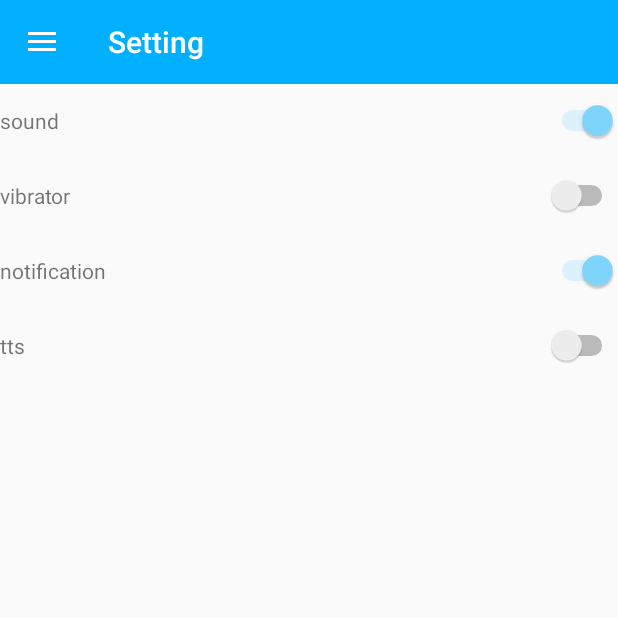
After one commit to heidiyun/FlyingHealthTimer, an Android app: the fragment SettingFragment placed in its activity, on a phone screen of 412 x 824 dp, the top half of it. The commit adds this screen. Run offline under Robolectric (Android 15) with nearby library versions, the phone set to English and light mode, and no system bars; libraries missing offline, so code that uses them is left out: trikita.log.

Commit message:
SettingFragment 추가. setting 기능 구현.

```diff
--- a/app/src/main/AndroidManifest.xml
+++ b/app/src/main/AndroidManifest.xml
@@ -25,7 +25,6 @@
                 <category android:name="android.intent.category.LAUNCHER" />
             </intent-filter>
         </activity>
-
         <service android:name=".FloatingService" />
         <service android:name=".TimerService" />
     </application>
--- a/app/src/main/java/xyz/flyinghealthtimer/MainActivity.java
+++ b/app/src/main/java/xyz/flyinghealthtimer/MainActivity.java
@@ -1,7 +1,9 @@
 package xyz.flyinghealthtimer;
 
 import android.annotation.TargetApi;
+import android.content.Context;
 import android.content.Intent;
+import android.content.SharedPreferences;
 import android.net.Uri;
 import android.os.Build;
 import android.os.Bundle;
@@ -36,6 +38,16 @@ public class MainActivity extends AppCompatActivity implements NavigationView.On
         super.onCreate(savedInstanceState);
 
         getPermissionAndStartService(true);
+
+        SharedPreferences sharedPreferences =
+                getSharedPreferences("xyz.heidiyun", Context.MODE_PRIVATE);
+        SharedPreferences.Editor editor = sharedPreferences.edit();
+        editor.putBoolean("sound", true);
+        editor.putBoolean("notification", true);
+        editor.putBoolean("vibrator", false);
+
+        editor.putBoolean("tts", false);
+        editor.apply();
 
         setContentView(R.layout.activity_main);
         Toolbar toolbar = (Toolbar) findViewById(R.id.toolbar);
@@ -137,7 +149,7 @@ public class MainActivity extends AppCompatActivity implements NavigationView.On
             if (isShowOverlayPermission) {
                 Intent intent = new Intent(Settings.ACTION_MANAGE_OVERLAY_PERMISSION, Uri.parse("package:" + this.getPackageName()));
                 startActivityForResult(intent, OVERLAY_PERMISSION_REQUEST_CODE);
-        }
+            }
         }
     }
 
@@ -152,12 +164,13 @@ public class MainActivity extends AppCompatActivity implements NavigationView.On
     public boolean onNavigationItemSelected(@NonNull MenuItem menuItem) {
         switch (menuItem.getItemId()) {
             case R.id.nav_profile:
-                FragmentController.newFragment(new MainFragment(),1, false);
+                FragmentController.newFragment(new MainFragment(), 1, false);
                 break;
-            case R.id.nav_pullrequest :
-                FragmentController.newFragment(new StopWatchFragment(),1, false);
+            case R.id.nav_pullrequest:
+                FragmentController.newFragment(new StopWatchFragment(), 1, false);
                 break;
             case R.id.nav_issue:
+                FragmentController.newFragment(new SettingFragment(), R.layout.fragment_setting, true);
                 break;
 
 
--- /dev/null
+++ b/app/src/main/java/xyz/flyinghealthtimer/SettingFragment.java
@@ -0,0 +1,99 @@
+package xyz.flyinghealthtimer;
+
+import android.content.Context;
+import android.content.SharedPreferences;
+import android.os.Bundle;
+import android.view.LayoutInflater;
+import android.view.View;
+import android.view.ViewGroup;
+import android.widget.CompoundButton;
+import android.widget.Switch;
+
+public class SettingFragment extends BaseFragment {
+
+    private Switch soundSwitch;
+    private Switch vibratorSwitch;
+    private Switch notificationSwitch;
+    private Switch ttsSwitch;
+
+
+
+    @Override
+    public View onCreateView(LayoutInflater inflater, ViewGroup container, Bundle savedInstanceState) {
+        super.onCreateView(inflater, container, savedInstanceState);
+        setTitle(R.string.title_setting);
+
+        if (rootView != null) return rootView;
+
+        final View view = inflater.inflate(R.layout.fragment_setting, container, false);
+
+
+        soundSwitch = view.findViewById(R.id.sound_switch);
+        vibratorSwitch = view.findViewById(R.id.vibrator_switch);
+        notificationSwitch = view.findViewById(R.id.notification_switch);
+        ttsSwitch = view.findViewById(R.id.tts_switch);
+
+        soundSwitch.setChecked(true);
+        vibratorSwitch.setChecked(false);
+        notificationSwitch.setChecked(true);
+
+        soundSwitch.setOnCheckedChangeListener(
+                new CompoundButton.OnCheckedChangeListener() {
+                    @Override
+                    public void onCheckedChanged(CompoundButton buttonView, boolean isChecked) {
+                        SharedPreferences sharedPreferences = view.getContext()
+                                .getSharedPreferences("xyz.heidiyun", Context.MODE_PRIVATE);
+                        SharedPreferences.Editor editor = sharedPreferences.edit();
+                        editor.putBoolean("sound", isChecked);
+                        editor.apply();
+
+                    }
+                }
+        );
+
+        vibratorSwitch.setOnCheckedChangeListener(
+                new CompoundButton.OnCheckedChangeListener() {
+                    @Override
+                    public void onCheckedChanged(CompoundButton buttonView, boolean isChecked) {
+                        SharedPreferences sharedPreferences = view.getContext()
+                                .getSharedPreferences("xyz.heidiyun", Context.MODE_PRIVATE);
+                        SharedPreferences.Editor editor = sharedPreferences.edit();
+                        editor.putBoolean("vibrator", isChecked);
+                        editor.apply();
+
+                    }
+                }
+        );
+
+        notificationSwitch.setOnCheckedChangeListener(
+                new CompoundButton.OnCheckedChangeListener() {
+                    @Override
+                    public void onCheckedChanged(CompoundButton buttonView, boolean isChecked) {
+                        SharedPreferences sharedPreferences = view.getContext()
+                                .getSharedPreferences("xyz.heidiyun", Context.MODE_PRIVATE);
+                        SharedPreferences.Editor editor = sharedPreferences.edit();
+                        editor.putBoolean("notification", isChecked);
+                        editor.apply();
+
+                    }
+                }
+        );
+
+        ttsSwitch.setOnCheckedChangeListener(
+                new CompoundButton.OnCheckedChangeListener() {
+                    @Override
+                    public void onCheckedChanged(CompoundButton buttonView, boolean isChecked) {
+                        SharedPreferences sharedPreferences = view.getContext()
+                                .getSharedPreferences("xyz.heidiyun", Context.MODE_PRIVATE);
+                        SharedPreferences.Editor editor = sharedPreferences.edit();
+                        editor.putBoolean("tts", isChecked);
+                        editor.apply();
+
+                    }
+                }
+        );
+
+
+        return view;
+    }
+}
--- /dev/null
+++ b/app/src/main/res/layout/fragment_setting.xml
@@ -0,0 +1,96 @@
+<?xml version="1.0" encoding="utf-8"?>
+<LinearLayout xmlns:android="http://schemas.android.com/apk/res/android"
+    xmlns:app="http://schemas.android.com/apk/res-auto"
+    xmlns:tools="http://schemas.android.com/tools"
+    android:layout_width="match_parent"
+    android:layout_height="match_parent"
+    android:orientation="vertical">
+
+    <LinearLayout
+        android:layout_width="match_parent"
+        android:layout_height="50dp"
+        android:gravity="center"
+        android:orientation="horizontal">
+
+        <TextView
+
+            android:layout_width="wrap_content"
+            android:layout_height="wrap_content"
+            android:layout_weight="0.8"
+            android:text="sound" />
+
+
+        <Switch
+            android:id="@+id/sound_switch"
+            android:layout_width="wrap_content"
+            android:layout_height="wrap_content"
+            android:layout_weight="0.2" />
+
+    </LinearLayout>
+
+    <LinearLayout
+        android:layout_width="match_parent"
+        android:layout_height="50dp"
+        android:gravity="center"
+        android:orientation="horizontal">
+
+        <TextView
+            android:layout_width="wrap_content"
+            android:layout_height="wrap_content"
+            android:layout_weight="0.8"
+            android:text="vibrator" />
+
+
+        <Switch
+            android:id="@+id/vibrator_switch"
+            android:layout_width="wrap_content"
+            android:layout_height="wrap_content"
+            android:layout_weight="0.2" />
+
+    </LinearLayout>
+
+    <LinearLayout
+        android:layout_width="match_parent"
+        android:layout_height="50dp"
+        android:gravity="center"
+        android:orientation="horizontal">
+
+        <TextView
+            android:layout_width="wrap_content"
+            android:layout_height="wrap_content"
+            android:layout_weight="0.8"
+            android:text="notification" />
+
+
+        <Switch
+            android:id="@+id/notification_switch"
+            android:layout_width="wrap_content"
+            android:layout_height="wrap_content"
+            android:layout_weight="0.2" />
+
+    </LinearLayout>
+
+    <LinearLayout
+        android:layout_width="match_parent"
+        android:layout_height="50dp"
+        android:gravity="center"
+        android:orientation="horizontal">
+
+        <TextView
+
+            android:layout_width="wrap_content"
+            android:layout_height="wrap_content"
+            android:layout_weight="0.8"
+            android:text="tts" />
+
+
+        <Switch
+            android:id="@+id/tts_switch"
+            android:layout_width="wrap_content"
+            android:layout_height="wrap_content"
+            android:layout_weight="0.2" />
+
+    </LinearLayout>
+
+
+</LinearLayout>
--- a/app/src/main/res/menu/activity_main_drawer.xml
+++ b/app/src/main/res/menu/activity_main_drawer.xml
@@ -15,7 +15,7 @@
         <item
             android:id="@+id/nav_issue"
 
-            android:title="Issue" />
+            android:title="Setting" />
 
     </group>
 
--- a/app/src/main/res/values/strings.xml
+++ b/app/src/main/res/values/strings.xml
@@ -30,6 +30,7 @@
     <string name="hiit">HIIT</string>
     <string name="tabata_help">\nWhat is Tabata Training?\n\nWith Tabata training you exercise for 20 seconds then rest for 10 seconds, and repeat 8 times. This with a short preparation time before starting is a Tabata. It\'s that simple.\n\nThis technique discovered by Dr. Izumi Tabata in Tokyo gives you maximum benefits in a short period of time.\n\nBenefits:\nIt burns fat! Tabata raises your metabolism (great for morning workouts)\nIt\'s fast! You gain the same benefits of long drawn out workouts in shorter time\nIt\'s versatile! You can do heavy weightlifting or light aerobics or anything in between. Do the exercises that are right for you, but do them!\nIt\'s proven! It really works, this technique has been researched extensively, and it is becoming popular because people are getting results!\n\nHow To Do Tabata Training\n\nYou can do Tabata training with weights or simple body weight exercises. First choose what type of exercise you will do. Start with a short preparation to get ready and alternate between work and rest periods for eight cycles. During the work period exercise continuously and as rigorously as you can for the entire 20 second period. During the rest period, stop exercise, catch your breath, and get ready for the next work period. Repeat this for eight cycles.\n\n</string>
     <string name="title.create_single_timer">Create a simple timer</string>
+    <string name="title_setting">Setting</string>
     <string name="minutes">minutes</string>
     <string name="simple">Simple timer</string>
     <string name="flying_health_timer">Flying Health Timer</string>
```
Also changed, not shown: app/src/main/java/xyz/flyinghealthtimer/TimerService.java (+28 -7 lines), app/src/main/res/layout/item_setting.xml (added, +28 -0 lines).
